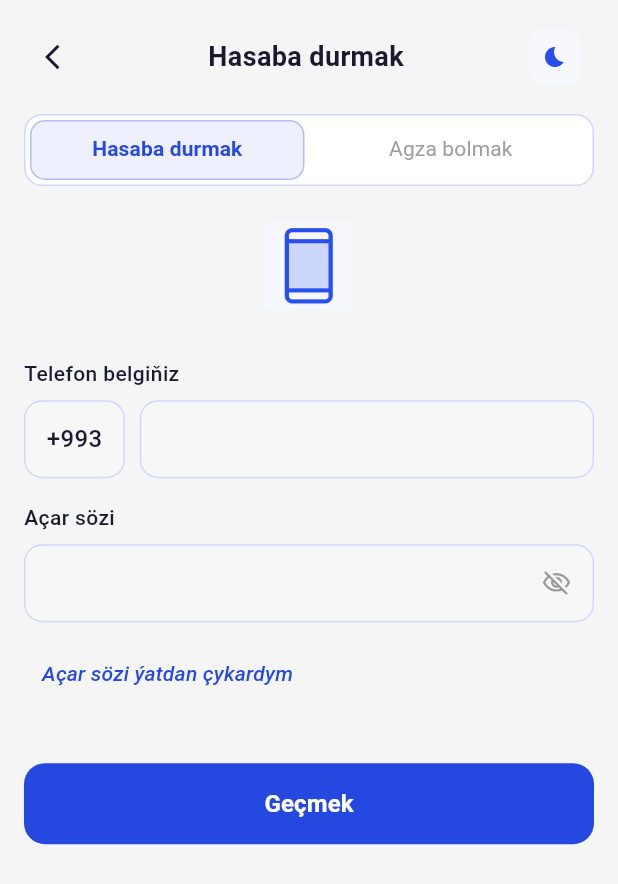
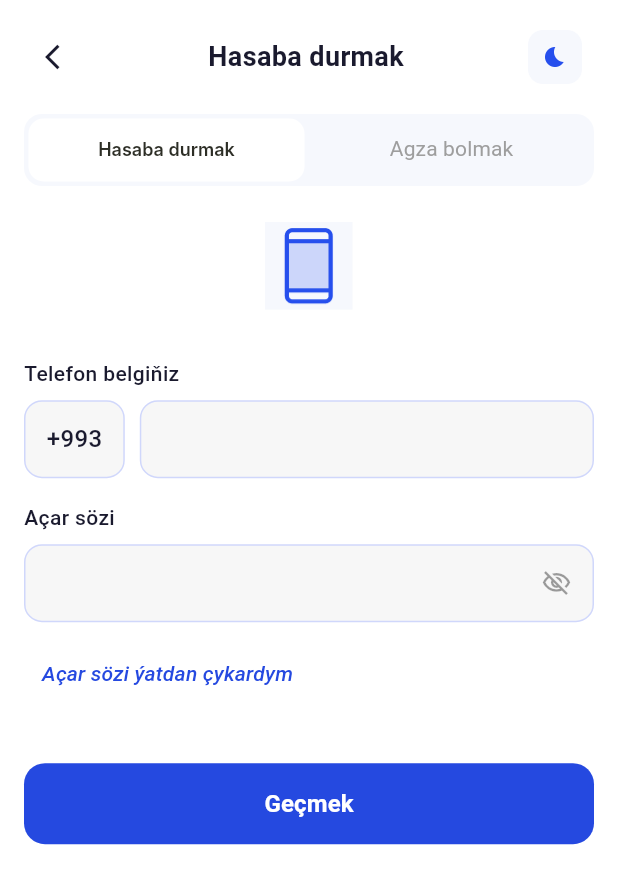
Before and after one commit to SaparovSapar-mobile/komekchi_service, a Flutter app: the screen it shows after launch, after a tap on "Indiki", after a tap on "Skip", on a phone screen of 412 x 824 dp. Shown: the top 884 px of the screen. Run offline on Flutter 3.47's test engine with Material 3 defaults, Android fonts, the phone set to English and light mode, and no system bars; our stand-ins replace auto_size_text, flutter_map, geolocator, go_router, latlong2, shared_preferences; Roboto replaces fonts that are missing (Inter).

Commit message:
izmeneniya na iphone

```diff
--- a/lib/core/utils/router.dart
+++ b/lib/core/utils/router.dart
@@ -1,3 +1,4 @@
+import 'package:flutter/cupertino.dart';
 import 'package:go_router/go_router.dart';
 import 'package:komekchi_service/features/presentation/pages/auth/auth_screen.dart.dart';
 import 'package:komekchi_service/features/presentation/pages/auth/forgot_pass.dart';
@@ -41,7 +42,7 @@ final appRouter = GoRouter(
     ),
     GoRoute(path: '/sms', builder: (_, __) => const SmsScreen()),
     GoRoute(path: '/check', builder: (_, __) => const CheckScreen()),
-    GoRoute(path: '/main', builder: (_, __) => const MainScreen()),
+    GoRoute(path: '/main', pageBuilder: (context, state) =>  CupertinoPage(child:const MainScreen())),
     GoRoute(path: '/forgot', builder: (_, __) => const ForgotPass()),
     GoRoute(path: '/aksiya', builder: (_, __) => const AksiyalarScreen()),
     GoRoute(path: '/date', builder: (_, __) => const SelectDate()),
--- a/lib/features/presentation/pages/auth/auth_screen.dart.dart
+++ b/lib/features/presentation/pages/auth/auth_screen.dart.dart
@@ -56,8 +56,8 @@ class _AuthScreenState extends State<AuthScreen>
   @override
   Widget build(BuildContext context) {
     final isDark = Theme.of(context).brightness == Brightness.dark;
-    final bg = isDark ? const Color(0xFF121212) : const Color(0xFFF5F5F5);
-    final cardBg = isDark ? const Color(0xFF1E1E1E) : Colors.white;
+    final bg = isDark ? const Color(0xFF121212) : const Color(0xFFFFFFFF);
+    final cardBg = isDark ? const Color(0xFF1E1E1E) : Color(0xFFF6F8FD);
     final textColor = isDark ? Colors.white : const Color(0xFF1A1A2E);
     final borderColor = isDark ? const Color(0xFF333333) : const Color(0xFFD0D7FB);
 
@@ -111,26 +111,24 @@ class _AuthScreenState extends State<AuthScreen>
                 decoration: BoxDecoration(
                   color: cardBg,
                   borderRadius: BorderRadius.circular(12),
-                  border: Border.all(color: borderColor),
                 ),
                 child: TabBar(
                   controller: _tabController,
                   dividerColor: Colors.transparent,
                   indicator: BoxDecoration(
-                    color: isDark ? const Color(0xFF2A2A2A) : const Color(0xFFEEF0FF),
+                    color: isDark ? const Color(0xFF2A2A2A) : const Color(0xFFFFFFFF),
                     borderRadius: BorderRadius.circular(10),
-                    border: Border.all(color: AppColor.primary.withOpacity(0.3)),
                   ),
                   indicatorSize: TabBarIndicatorSize.tab,
                   indicatorPadding: const EdgeInsets.all(3),
-                  labelColor: AppColor.primary,
+                  labelColor: AppColor.titleTextLight,
                   unselectedLabelColor: Colors.grey,
-                  labelStyle: const TextStyle(fontSize: 14, fontWeight: FontWeight.w600),
+                  labelStyle: const TextStyle(fontSize: 12, fontWeight: FontWeight.w600, fontFamily: "Inter", height: 1.2, letterSpacing: 0),
                   unselectedLabelStyle: const TextStyle(fontSize: 14, fontWeight: FontWeight.w400),
                   splashFactory: NoSplash.splashFactory,
                   overlayColor: WidgetStateProperty.all(Colors.transparent),
                   tabs: const [
-                    Tab(text: 'Hasaba durmak'),
+                    Tab(text: 'Hasaba durmak',),
                     Tab(text: 'Agza bolmak'),
                   ],
                 ),
--- a/lib/features/presentation/pages/home/all_category.dart
+++ b/lib/features/presentation/pages/home/all_category.dart
@@ -148,10 +148,8 @@ class AllCategoryScreen extends StatelessWidget {
             // List
             Expanded(
               child: Container(
-                padding: const EdgeInsets.only(bottom: 60),
                 color: const Color(0xFFF5F7FF),
                 child: Container(
-
                   margin: const EdgeInsets.symmetric(
                     vertical: 10,
                     horizontal: 15,
--- a/lib/features/presentation/pages/home/home_screen.dart
+++ b/lib/features/presentation/pages/home/home_screen.dart
@@ -222,7 +222,7 @@ class _HomeScreenState extends State<HomeScreen> {
                     gridDelegate:
                         const SliverGridDelegateWithFixedCrossAxisCount(
                           crossAxisCount: 5,
-                          crossAxisSpacing: 8,
+                          crossAxisSpacing: 7,
                           mainAxisSpacing: 1,
                           childAspectRatio: 0.65,
                         ),
--- a/lib/main.dart
+++ b/lib/main.dart
@@ -18,8 +18,22 @@ class MyApp extends StatelessWidget {
         return MaterialApp.router(
           debugShowCheckedModeBanner: false,
           themeMode: mode,
-          theme: ThemeData.light(),
-          darkTheme: ThemeData.dark(),
+          theme: ThemeData.light().copyWith(
+            pageTransitionsTheme: const PageTransitionsTheme(
+              builders: {
+                TargetPlatform.iOS: CupertinoPageTransitionsBuilder(),
+                TargetPlatform.android: ZoomPageTransitionsBuilder(),
+              }
+            )
+          ),
+          darkTheme: ThemeData.dark().copyWith(
+              pageTransitionsTheme: const PageTransitionsTheme(
+                  builders: {
+                    TargetPlatform.iOS: CupertinoPageTransitionsBuilder(),
+                    TargetPlatform.android: ZoomPageTransitionsBuilder(),
+                  }
+              )
+          ),
           routerConfig: appRouter,
         );
       },
--- a/pubspec.yaml
+++ b/pubspec.yaml
@@ -40,7 +40,6 @@ dependencies:
   dio: ^5.9.2
   intl: ^0.20.2
   shared_preferences: ^2.5.3
-  google_maps_flutter: ^2.14.2
   dartz: ^0.10.1
   flutter_map: ^8.3.0
   latlong2: ^0.9.1
```
Also changed, not shown: lib/features/presentation/pages/home/detail_screen/detail_screen.dart (+7 -4 lines), lib/features/presentation/pages/home/widget/selected_date.dart (+8 -6 lines), pubspec.lock, 12 other files.
